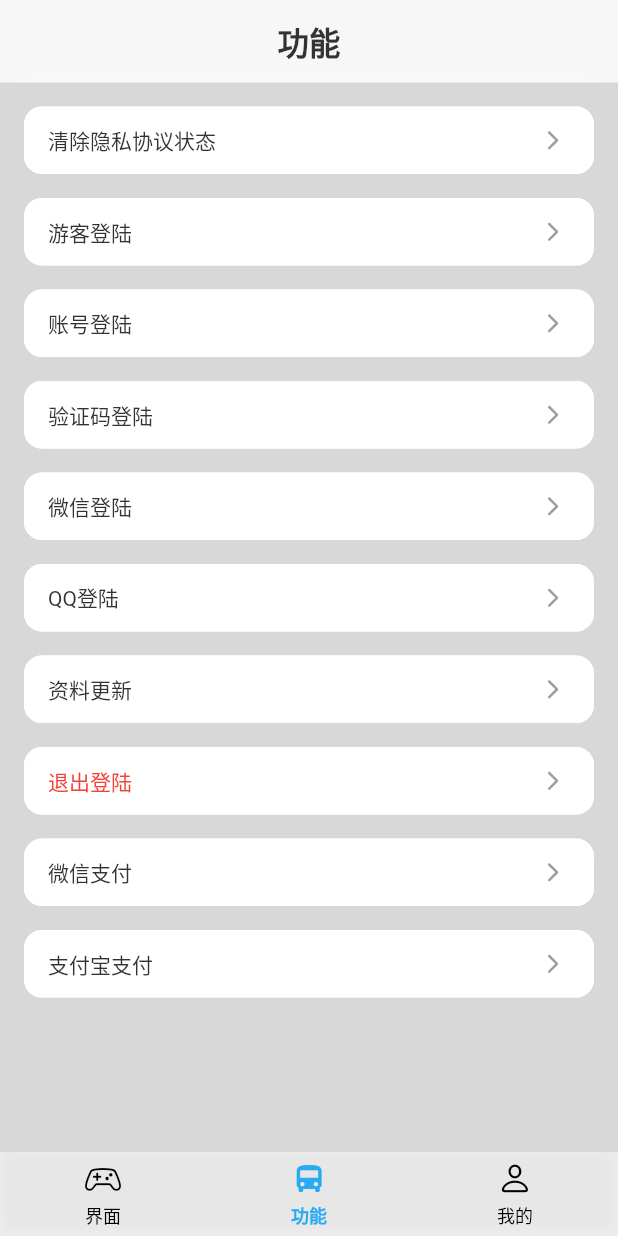
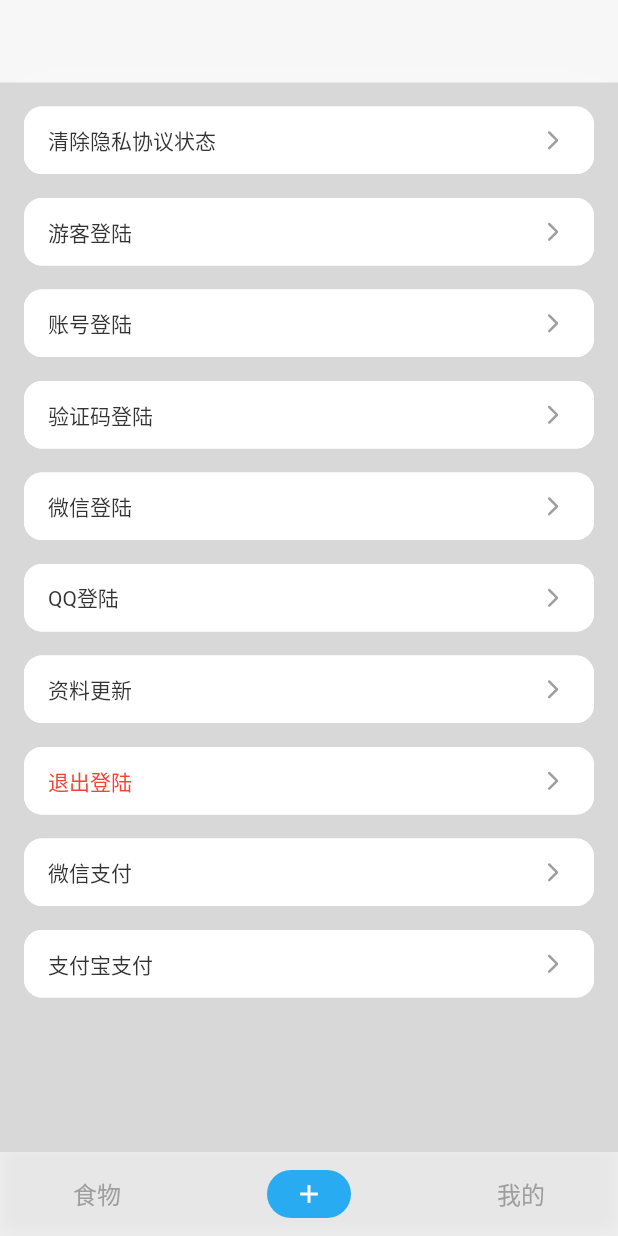
Before and after one commit to darren-you/fridge-recorder, a Flutter app: the HomePage screen opened by its route, on a phone screen of 412 x 824 dp. Run offline on Flutter 3.47's test engine with Material 3 defaults, Android fonts, the phone set to English and light mode, and no system bars; our stand-ins replace bot_toast, device_info_plus, dio, event_bus, extended_image, flutter_hooks and 9 more; missing offline and left inert: android_id, flutter_system_proxy; accounts and stored records are empty; generated files the repository leaves out were written again; Roboto replaces fonts that are missing (HarmonyOS Sans SC).

Commit message:
修改底部导航样式

```diff
--- a/lib/base/widgets/app_bar.dart
+++ b/lib/base/widgets/app_bar.dart
@@ -4,38 +4,25 @@ import 'package:flutter/cupertino.dart';
 import 'package:flutter/material.dart';
 import 'package:flutter/services.dart';
 
-import 'package:flutternow/extensions/fontweight_ext.dart';
 import 'package:flutternow/theme.dart';
-
-import 'app_bar_back_button.dart';
 
 class MAppBar extends StatelessWidget implements PreferredSizeWidget {
   const MAppBar({
     super.key,
-    this.title,
-    this.titleWidget,
-    this.leading,
-    this.leadingWidth,
-    this.actions,
+    this.child,
     this.backgroundColor,
     this.systemOverlayStyle,
-    this.overlay,
     this.enabledBackdrop = true,
   });
 
-  final String? title;
-  final Widget? titleWidget;
-  final Widget? leading;
-  final double? leadingWidth;
-  final List<Widget>? actions;
+  final Widget? child;
   final Color? backgroundColor;
   final SystemUiOverlayStyle? systemOverlayStyle;
-  final Widget? overlay;
   final bool enabledBackdrop;
 
   @override
   Widget build(BuildContext context) {
-    Widget child = AnnotatedRegion<SystemUiOverlayStyle>(
+    Widget appBar = AnnotatedRegion<SystemUiOverlayStyle>(
       value: systemOverlayStyle ?? kSystemUiOverlayStyle,
       child: Container(
         color: backgroundColor ?? context.appColors.appBar,
@@ -44,53 +31,22 @@ class MAppBar extends StatelessWidget implements PreferredSizeWidget {
           child: Container(
             height: 55,
             alignment: Alignment.center,
-            child: NavigationToolbar(
-              leading: leading ?? _buildLeading(context),
-              trailing: actions != null
-                  ? Row(mainAxisSize: MainAxisSize.min, children: actions!)
-                  : null,
-              middle: titleWidget ??
-                  Text(
-                    title ?? '',
-                    style: TextStyle(
-                      fontSize: 21,
-                      fontWeight: FontWeightExt.medium,
-                    ),
-                  ),
-            ),
+            child: child ?? const SizedBox(),
           ),
         ),
       ),
     );
 
-    if (overlay != null) {
-      child = Stack(
-        children: [
-          child,
-          Positioned.fill(child: overlay!),
-        ],
-      );
-    }
-
     if (enabledBackdrop) {
-      child = ClipRect(
+      appBar = ClipRect(
         child: BackdropFilter(
           filter: ImageFilter.blur(sigmaX: 15, sigmaY: 15),
-          child: child,
+          child: appBar,
         ),
       );
     }
 
-    return child;
-  }
-
-  Widget? _buildLeading(BuildContext context) {
-    if (leading != null) return leading;
-    final route = ModalRoute.of(context);
-    if (route is PageRoute && (route.canPop || route.fullscreenDialog)) {
-      return AppBarBackButton(fullscreen: route.fullscreenDialog);
-    }
-    return null;
+    return appBar;
   }
 
   @override
--- /dev/null
+++ b/lib/modules/add/add.dart
@@ -0,0 +1 @@
+export 'ui/normal_add_page.dart';
--- /dev/null
+++ b/lib/modules/foods/foods.dart
@@ -0,0 +1 @@
+export 'ui/foods_page.dart';
--- a/lib/modules/fun_example/fun_example.dart
+++ /dev/null
@@ -1 +0,0 @@
-export 'ui/fun_example_page.dart';
--- a/lib/modules/fun_example/ui/fun_example_page.dart
+++ /dev/null
@@ -1,107 +0,0 @@
-import 'package:bot_toast/bot_toast.dart';
-import 'package:flutter/material.dart';
-import 'package:flutter_svg/svg.dart';
-import 'package:flutternow/app.dart';
-import 'package:flutternow/base/base.dart';
-import 'package:flutternow/managers/protocol_manager.dart';
-import 'package:flutternow/router.dart';
-import 'package:hooks_riverpod/hooks_riverpod.dart';
-
-class FunExamplePage extends ConsumerWidget {
-  const FunExamplePage({super.key});
-
-  @override
-  Widget build(BuildContext context, WidgetRef ref) {
-    return Scaffold(
-      extendBodyBehindAppBar: true,
-      appBar: MAppBar(
-        backgroundColor: Colors.white.withValues(alpha: 0.8),
-        title: '功能',
-      ),
-      backgroundColor: Colors.grey.withValues(alpha: 0.4),
-      body: Container(
-        width: double.infinity,
-        height: double.infinity,
-        padding: EdgeInsets.symmetric(horizontal: 16),
-        child: ListView.builder(
-          itemCount: _buildFunMenuList(context).length,
-          itemBuilder: (context, index) {
-            return _buildFunMenuList(context)[index];
-          },
-        ),
-      ),
-    );
-  }
-
-  List<Widget> _buildFunMenuList(BuildContext context) {
-    return [
-      _menuItem('清除隐私协议状态', () {
-        ProtocolManager.instance.removeAgreedAppProtocol();
-        BotToast.showText(text: '清除成功✅');
-      }),
-      _menuItem('游客登陆', () {
-        BotToast.showText(text: '待实现');
-      }),
-      _menuItem('账号登陆', () {
-        AccoutLoginRoute().push(context);
-      }),
-      _menuItem('验证码登陆', () {
-        BotToast.showText(text: '待实现');
-      }),
-      _menuItem('微信登陆', () {
-        BotToast.showText(text: '待实现');
-      }),
-      _menuItem('QQ登陆', () {
-        BotToast.showText(text: '待实现');
-      }),
-      _menuItem('资料更新', () {
-        BotToast.showText(text: '待实现');
-      }),
-      _menuItem('退出登陆', () {
-        BotToast.showText(text: '待实现');
-      }, nameColor: Colors.red),
-      _menuItem('微信支付', () {
-        BotToast.showText(text: '待实现');
-      }),
-      _menuItem('支付宝支付', () {
-        BotToast.showText(text: '待实现');
-      }),
-    ];
-  }
-
-  Widget _menuItem(String name, VoidCallback onTap, {Color? nameColor}) {
-    return CustomContainer(
-      borderRadius: BorderRadius.circular(12),
-      duration: Duration(milliseconds: 160),
-      scaleValue: 0.99,
-      onTap: onTap,
-      margin: const EdgeInsets.only(top: 16),
-      child: Container(
-        width: double.infinity,
-        height: 45,
-        padding: const EdgeInsets.symmetric(horizontal: 16, vertical: 4),
-        decoration: BoxDecoration(
-          color: Colors.white,
-          borderRadius: BorderRadius.circular(12),
-        ),
-        child: Row(
-          children: [
-            Text(
-              name,
-              style: TextStyle(color: nameColor),
-            ),
-            const Expanded(
-              child: SizedBox(),
-            ),
-            SvgPicture.asset(
-              Assets.svg.iconRight,
-              width: 24,
-              height: 24,
-              colorFilter: ColorFilter.mode(Colors.grey, BlendMode.srcIn),
-            )
-          ],
-        ),
-      ),
-    );
-  }
-}
--- a/lib/modules/home/ui/home_page.dart
+++ b/lib/modules/home/ui/home_page.dart
@@ -2,9 +2,9 @@ import 'dart:ui';
 
 import 'package:flutter/cupertino.dart';
 import 'package:flutter/material.dart';
-import 'package:flutternow/modules/fun_example/ui/fun_example_page.dart';
-import 'package:flutternow/modules/mine_example/ui/mine_example_page.dart';
-import 'package:flutternow/modules/ui_example/ui_example.dart';
+import 'package:flutternow/modules/add/ui/normal_add_page.dart';
+import 'package:flutternow/modules/mine/ui/mine_page.dart';
+import 'package:flutternow/modules/foods/foods.dart';
 import 'package:hooks_riverpod/hooks_riverpod.dart';
 
 const _navBarHeight = 56;
@@ -18,9 +18,9 @@ class HomePage extends ConsumerStatefulWidget {
 
 class _MainPageState extends ConsumerState<HomePage> {
   final _pages = [
-    const UiExamplePage(),
-    const FunExamplePage(),
-    const MineExamplePage(),
+    const FoodsPage(),
+    const NormalAddPage(),
+    const MinePage(),
   ];
 
   int _currentIndex = 1;
@@ -72,9 +72,9 @@ class _MainPageState extends ConsumerState<HomePage> {
                     child: Row(
                       mainAxisAlignment: MainAxisAlignment.spaceAround,
                       children: [
-                        _buildNavItem(0, CupertinoIcons.game_controller, '界面'),
-                        _buildNavItem(1, CupertinoIcons.bus, '功能'),
-                        _buildNavItem(2, CupertinoIcons.person, '我的'),
+                        _buildTextNavItem(0, '食物'),
+                        _buildAddButton(1),
+                        _buildTextNavItem(2, '我的'),
                       ],
                     ),
                   ),
@@ -87,34 +87,53 @@ class _MainPageState extends ConsumerState<HomePage> {
     );
   }
 
-  Widget _buildNavItem(int index, IconData icon, String label) {
+  Widget _buildTextNavItem(int index, String label) {
     final isSelected = _currentIndex == index;
-    final color = isSelected
-        ? Theme.of(context).colorScheme.primary
-        : Theme.of(context).colorScheme.onSurface;
+    final color = isSelected ? Colors.black : Colors.grey;
 
     return GestureDetector(
       behavior: HitTestBehavior.opaque,
-      onTap: () {
-        setState(() => _currentIndex = index);
-      },
+      onTap: () => setState(() => _currentIndex = index),
       child: Container(
         height: 56,
         padding: const EdgeInsets.symmetric(horizontal: 16),
-        child: Column(
-          mainAxisAlignment: MainAxisAlignment.center,
-          children: [
-            Icon(icon, color: color),
-            const SizedBox(height: 4),
-            Text(
-              label,
-              style: TextStyle(
-                color: color,
-                fontSize: 12,
-                fontWeight: isSelected ? FontWeight.w600 : FontWeight.normal,
-              ),
+        child: Center(
+          child: Text(
+            label,
+            style: TextStyle(
+              color: color,
+              fontSize: 16,
+              fontWeight: isSelected ? FontWeight.w600 : FontWeight.normal,
             ),
-          ],
+          ),
+        ),
+      ),
+    );
+  }
+
+  Widget _buildAddButton(int index) {
+    return GestureDetector(
+      behavior: HitTestBehavior.opaque,
+      onTap: () => setState(() => _currentIndex = index),
+      child: Container(
+        height: 56,
+        padding: const EdgeInsets.symmetric(horizontal: 16),
+        child: Center(
+          child: Container(
+            width: 56,
+            height: 32,
+            decoration: BoxDecoration(
+              color: _currentIndex == index
+                  ? Theme.of(context).colorScheme.primary
+                  : Theme.of(context).colorScheme.onSurface,
+              borderRadius: BorderRadius.circular(32),
+            ),
+            child: Icon(
+              Icons.add,
+              color: Colors.white,
+              size: 20,
+            ),
+          ),
         ),
       ),
     );
--- a/lib/modules/login/account/ui/account_login_page.dart
+++ b/lib/modules/login/account/ui/account_login_page.dart
@@ -51,9 +51,7 @@ class AccountLoginPage extends HookConsumerWidget {
 
     return Scaffold(
       backgroundColor: Colors.white.withValues(alpha: 0.9),
-      appBar: MAppBar(
-        title: '账号登录',
-      ),
+      appBar: MAppBar(),
       body: Container(
         // color: Colors.blue,
         padding: const EdgeInsets.symmetric(horizontal: 64),
--- /dev/null
+++ b/lib/modules/mine/mine.dart
@@ -0,0 +1 @@
+export 'ui/mine_page.dart';
--- a/lib/modules/mine_example/ui/mine_example_page.dart
+++ b/lib/modules/mine/ui/mine_page.dart
@@ -5,8 +5,8 @@ import 'package:flutternow/base/widgets/network_image_view.dart';
 import 'package:flutternow/providers/app_user_provider.dart';
 import 'package:hooks_riverpod/hooks_riverpod.dart';
 
-class MineExamplePage extends ConsumerWidget {
-  const MineExamplePage({super.key});
+class MinePage extends ConsumerWidget {
+  const MinePage({super.key});
 
   @override
   Widget build(BuildContext context, WidgetRef ref) {
--- a/lib/modules/mine_example/mine_example.dart
+++ /dev/null
@@ -1 +0,0 @@
-export 'ui/mine_example_page.dart';
--- a/lib/modules/ui_example/ui_example.dart
+++ /dev/null
@@ -1 +0,0 @@
-export 'ui/ui_example_page.dart';
--- a/lib/theme.dart
+++ b/lib/theme.dart
@@ -6,8 +6,8 @@ import 'package:flutternow/base/base.dart';
 /// 设置App状态栏、导航栏颜色
 const kSystemUiOverlayStyle = SystemUiOverlayStyle(
   statusBarColor: Colors.transparent,
-  statusBarBrightness: Brightness.dark,
-  statusBarIconBrightness: Brightness.dark,
+  statusBarBrightness: Brightness.light,
+  statusBarIconBrightness: Brightness.light,
   systemNavigationBarColor: Colors.transparent,
   systemNavigationBarDividerColor: Colors.transparent,
   systemNavigationBarContrastEnforced: false,
```
Also changed, not shown: lib/main.dart (+1 -17 lines), lib/modules/add/ui/normal_add_page.dart (renamed from lib/modules/ui_example/ui/ui_example_page.dart, +34 -7 lines), lib/modules/foods/ui/foods_page.dart (added, +56 -0 lines), 2 other files.
